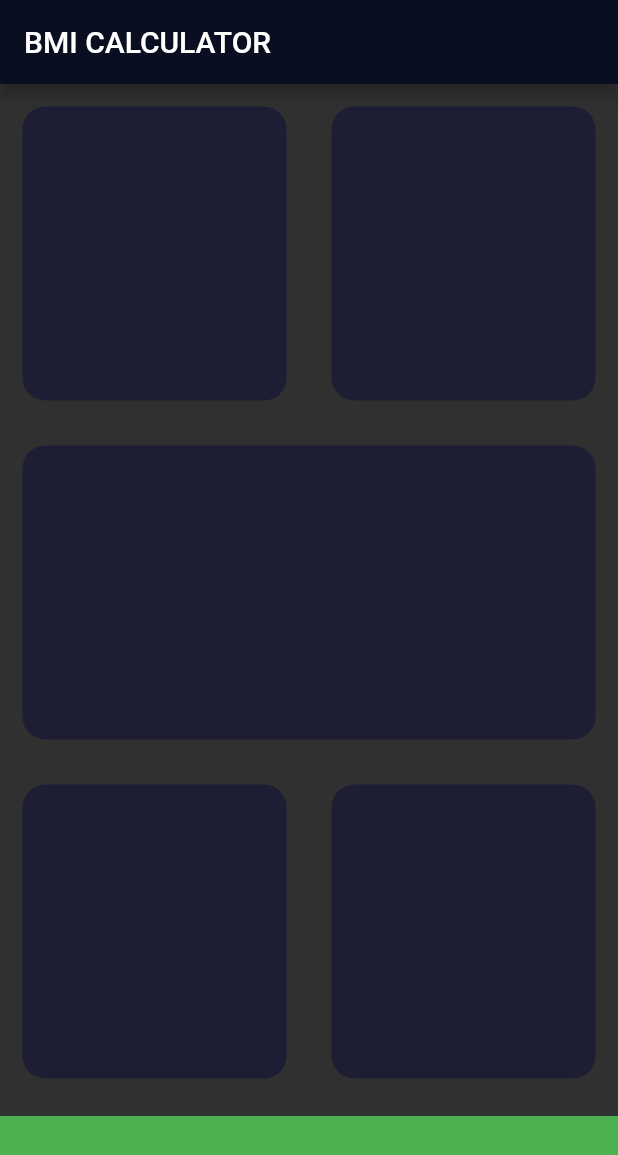
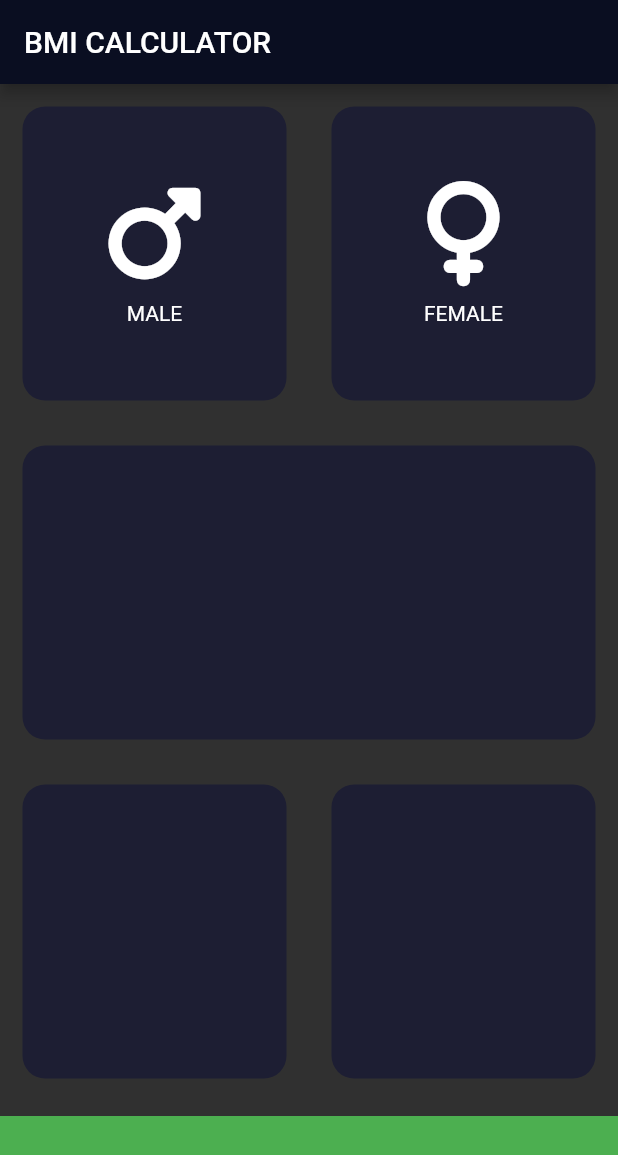
Before and after one commit to harsh-ws/BMI-Index, a Flutter app: the screen it shows after launch, on a phone screen of 412 x 824 dp. Shown: the top 1155 px of the screen. Run offline on Flutter 3.47's test engine with Material 2 defaults, Android fonts, the phone set to English and light mode, and no system bars; our stand-ins replace font_awesome_flutter.

Commit message:
Icon added

```diff
--- a/lib/input_page.dart
+++ b/lib/input_page.dart
@@ -7,6 +7,7 @@ class InputPage extends StatefulWidget {
   @override
   _InputPageState createState() => _InputPageState();
 }
+//0xFF1D1E33
 
 const cardColor = Color(0xFF1D1E33);
 
@@ -23,9 +24,21 @@ class _InputPageState extends State<InputPage> {
               child: Row(
                 children: <Widget>[
                   Expanded(
-                    child: ReusableCard(
+                    child: GestureDetector(
+                      onTap: () {
+                        setState(
+                          () {
+                            print('Male card pressed.');
+                          },
+                        );
+                      },
+                      child: Container(
+                        margin: const EdgeInsets.all(15),
+                        decoration: BoxDecoration(
                           color: cardColor,
-                        cardChild: Column(
+                          borderRadius: BorderRadius.circular(15),
+                        ),
+                        child: Column(
                           mainAxisAlignment: MainAxisAlignment.center,
                           children: const <Widget>[
                             Icon(
@@ -35,33 +48,45 @@ class _InputPageState extends State<InputPage> {
                             SizedBox(
                               height: 10,
                             ),
-                            Text(
-                              'MALE',
-                              style: TextStyle(color: Colors.white),
+                            Text('MALE'),
+                          ],
                         ),
-                          ],
-                        )),
+                      ),
+                    ),
                   ),
                   Expanded(
-                    child: ReusableCard(
+                    child: Container(
+                      margin: const EdgeInsets.all(15),
+                      decoration: BoxDecoration(
                         color: cardColor,
-                        cardChild: Column(
+                        borderRadius: BorderRadius.circular(15),
+                      ),
+                      child: Column(
+                        mainAxisAlignment: MainAxisAlignment.center,
                         children: const <Widget>[
                           Icon(
-                              FontAwesomeIcons.mars,
+                            FontAwesomeIcons.venus,
                             size: 70,
                           ),
+                          SizedBox(
+                            height: 10,
+                          ),
+                          Text('FEMALE'),
                         ],
-                        )),
+                      ),
+                    ),
                   ),
                 ],
               ),
             ),
             Expanded(
               child: Row(
-                children: const <Widget>[
+                children: <Widget>[
                   Expanded(
                       child: ReusableCard(
+                    cardChild: Column(
+                      children: <Icon>[Icon(FontAwesomeIcons.cableCar)],
+                    ),
                     color: cardColor,
                   )),
                 ],
@@ -96,7 +121,7 @@ class _InputPageState extends State<InputPage> {
 
 class ReusableCard extends StatelessWidget {
   //const ReusableCard({Key? key}) : super(key: key);
-  const ReusableCard({super.key, required this.color, this.cardChild});
+  const ReusableCard({required this.color, this.cardChild});
   final Color color;
   final Widget? cardChild;
 
@@ -111,3 +136,26 @@ class ReusableCard extends StatelessWidget {
     );
   }
 }
+
+/*
+ReusableCard(
+                      color: Colors.white,
+                      cardChild: Column(
+                        mainAxisAlignment: MainAxisAlignment.center,
+                        children: const <Widget>[
+                          Icon(
+                            FontAwesomeIcons.mars,
+                            size: 70,
+                          ),
+                          SizedBox(
+                            height: 10,
+                          ),
+                          Text(
+                            'MALE',
+                            style: TextStyle(color: Colors.white),
+                          ),
+                        ],
+                      ),
+                    )
+
+ */
```
Lines whose indentation alone changed are shown as unchanged.
